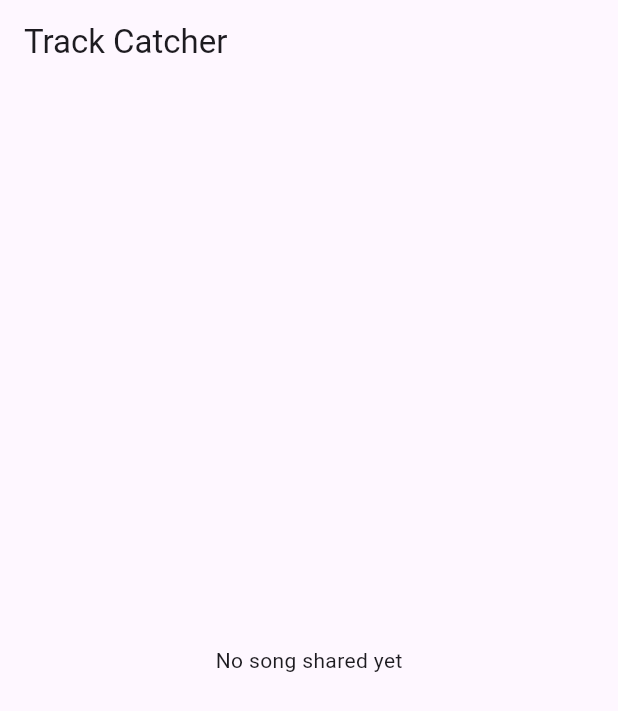
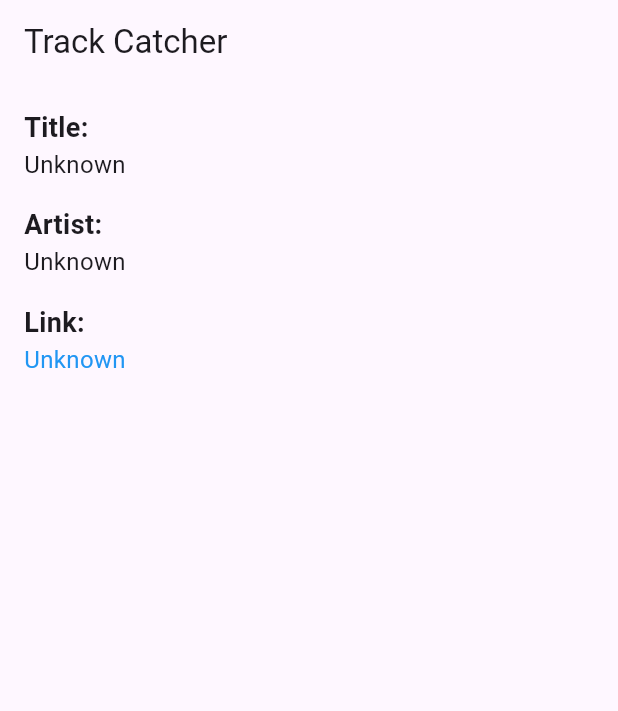
Before and after one commit to swapnil-up/track_catcher, a Flutter app: the screen it shows after launch, on a phone screen of 412 x 824 dp. Shown: the top 711 px of the screen. Run offline on Flutter 3.47's test engine with Material 3 defaults, Android fonts, the light colour scheme and no system bars.

Commit message:
parsed the text in the homepage to show properly in different fields

```diff
--- a/lib/main.dart
+++ b/lib/main.dart
@@ -48,11 +48,79 @@
     }
   }
 
+  Map<String, String> parseSharedData(String data) {
+    final parts = data.split(' by ');
+
+    if (parts.length < 2) {
+      return {'title': 'Unknown', 'artist': 'Unknown', 'link': 'Unknown'};
+    }
+
+    final title = parts[0].trim();
+    final remainingParts = parts[1].split(' ');
+
+    String artist = '';
+    String link = 'Unknown';
+
+    for (var part in remainingParts) {
+      if (part.startsWith('https://')) {
+        link = part.trim();
+        break;
+      } else {
+        artist += (artist == 'Unknown' ? '' : ' ') + part.trim();
+      }
+    }
+
+    return {
+      'title': title,
+      'artist': artist,
+      'link': link,
+    };
+  }
+
   @override
   Widget build(BuildContext context) {
+    final songData = parseSharedData(sharedText);
     return Scaffold(
       appBar: AppBar(title: Text("Track Catcher")),
-      body: Center(child: Text(sharedText)),
+      body: Padding(
+        padding: const EdgeInsets.all(16.0),
+        child: Column(
+          crossAxisAlignment: CrossAxisAlignment.start,
+          children: [
+            Text(
+              'Title:',
+              style: TextStyle(fontSize: 18, fontWeight: FontWeight.bold),
+            ),
+            SelectableText(
+              songData['title'] ?? 'N/A',
+              style: TextStyle(fontSize: 16),
+            ),
+            const SizedBox(height: 16),
+            Text(
+              'Artist:',
+              style: TextStyle(fontSize: 18, fontWeight: FontWeight.bold),
+            ),
+            SelectableText(
+              songData['artist'] ?? 'N/A',
+              style: TextStyle(fontSize: 16),
+            ),
+            const SizedBox(height: 16),
+            Text(
+              'Link:',
+              style: TextStyle(fontSize: 18, fontWeight: FontWeight.bold),
+            ),
+            GestureDetector(
+              onTap: () {
+                // Open the link (optional step for later)
+              },
+              child: Text(
+                songData['link'] ?? 'N/A',
+                style: TextStyle(fontSize: 16, color: Colors.blue),
+              ),
+            ),
+          ],
+        ),
+      ),
     );
   }
 }
```
Also changed, not shown: 2 other files.
